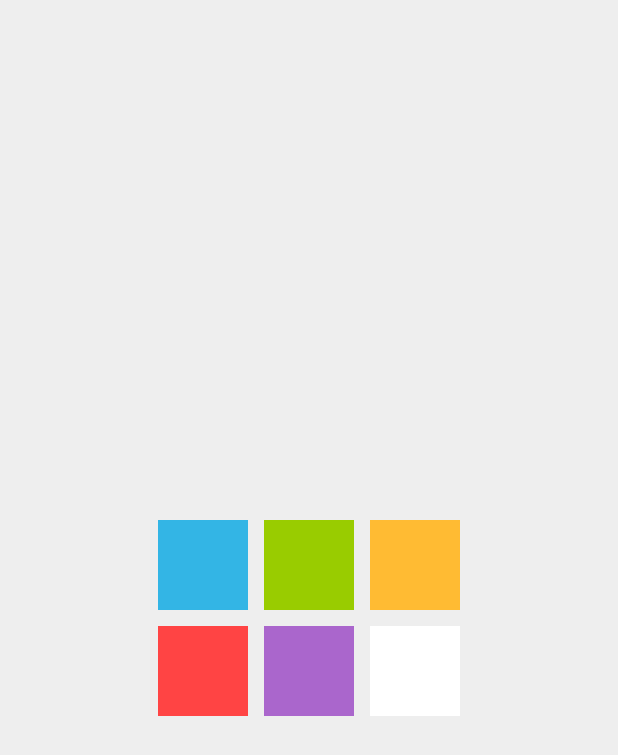
After one commit to Susan211929/AnywhereNote, an Android app: the layout select_colour.xml on its own in the app's theme, with its tools: preview values and no code run, on a phone screen of 412 x 824 dp. The commit adds this screen. Shown: the top 755 px of the screen. Run offline under Robolectric (Android 15) with nearby library versions, the phone set to English and light mode, and no system bars.

Commit message:
Creation of text partially done
Things done: Layout of creating text, pop up window for selecting colour for note

Things to do: Changing colour of text note(java file), successful creation of text note

```diff
--- a/app/src/main/AndroidManifest.xml
+++ b/app/src/main/AndroidManifest.xml
@@ -17,9 +17,11 @@
             </intent-filter>
         </activity>
         <activity android:name=".CreateOption"
-            android:theme="@style/CreateOption"/>
+            android:theme="@style/PopUpWindowTheme"/>
         <activity android:name=".CreateText"/>
         <activity android:name=".CreateChecklist"/>
+        <activity android:name=".ColourSelection"
+            android:theme="@style/PopUpWindowTheme"/>
     </application>
 
 </manifest>
--- a/app/src/main/res/layout/create_option.xml
+++ b/app/src/main/res/layout/create_option.xml
@@ -1,10 +1,12 @@
 <?xml version="1.0" encoding="utf-8"?>
 <LinearLayout xmlns:android="http://schemas.android.com/apk/res/android"
-    android:orientation="vertical" android:layout_width="match_parent"
+    android:orientation="vertical"
+    android:layout_width="match_parent"
     android:layout_height="match_parent"
     android:background="@color/colorAccent"
     android:paddingLeft="16dp"
-    android:paddingBottom="16dp">
+    android:paddingBottom="16dp"
+    android:gravity="center">
 
     <TextView
         android:layout_width="match_parent"
--- /dev/null
+++ b/app/src/main/res/layout/select_colour.xml
@@ -0,0 +1,65 @@
+<?xml version="1.0" encoding="utf-8"?>
+<LinearLayout xmlns:android="http://schemas.android.com/apk/res/android"
+    android:orientation="vertical"
+    android:layout_width="match_parent"
+    android:layout_height="match_parent"
+    android:gravity="center"
+    android:background="#EEEEEE">
+
+    <LinearLayout
+        android:layout_width="wrap_content"
+        android:layout_height="wrap_content"
+        android:orientation="horizontal">
+
+        <ImageView
+            android:id="@+id/sel_blue"
+            android:layout_width="60dp"
+            android:layout_height="60dp"
+            android:background="@color/blue"
+            android:layout_margin="5dp"/>
+
+        <ImageView
+            android:id="@+id/sel_green"
+            android:layout_width="60dp"
+            android:layout_height="60dp"
+            android:background="@color/green"
+            android:layout_margin="5dp"/>
+
+        <ImageView
+            android:id="@+id/sel_orange"
+            android:layout_width="60dp"
+            android:layout_height="60dp"
+            android:background="@color/orange"
+            android:layout_margin="5dp"/>
+
+    </LinearLayout>
+
+    <LinearLayout
+        android:orientation="horizontal"
+        android:layout_width="wrap_content"
+        android:layout_height="wrap_content">
+
+        <ImageView
+            android:id="@+id/sel_red"
+            android:layout_width="60dp"
+            android:layout_height="60dp"
+            android:background="@color/red"
+            android:layout_margin="5dp"/>
+
+        <ImageView
+            android:id="@+id/sel_purple"
+            android:layout_width="60dp"
+            android:layout_height="60dp"
+            android:background="@color/purple"
+            android:layout_margin="5dp"/>
+
+        <ImageView
+            android:id="@+id/sel_white"
+            android:layout_width="60dp"
+            android:layout_height="60dp"
+            android:background="@color/white"
+            android:layout_margin="5dp"/>
+
+    </LinearLayout>
+
+</LinearLayout>
--- a/app/src/main/res/layout/text.xml
+++ b/app/src/main/res/layout/text.xml
@@ -20,10 +20,11 @@
             android:paddingLeft="8dp"/>
 
         <ImageView
+            android:id="@+id/select_colour"
             android:layout_width="40dp"
             android:layout_height="match_parent"
             android:layout_margin="8dp"
-            android:src="@color/colorAccent" />
+            android:src="@android:color/holo_blue_light" />
 
         <ImageView
             android:layout_width="40dp"
@@ -37,7 +38,7 @@
         android:layout_width="match_parent"
         android:layout_height="match_parent"
         android:hint="Start Here"
-        android:background="@color/colorAccent"
+        android:background="@android:color/holo_blue_light"
         android:inputType="textMultiLine"
         android:padding="10dp"
         android:scrollbars="vertical"
--- a/app/src/main/res/values/colors.xml
+++ b/app/src/main/res/values/colors.xml
@@ -3,4 +3,10 @@
     <color name="colorPrimary">#3F51B5</color>
     <color name="colorPrimaryDark">#303F9F</color>
     <color name="colorAccent">#FF4081</color>
+    <color name="blue">@android:color/holo_blue_light</color>
+    <color name="green">@android:color/holo_green_light</color>
+    <color name="orange">@android:color/holo_orange_light</color>
+    <color name="red">@android:color/holo_red_light</color>
+    <color name="purple">@android:color/holo_purple</color>
+    <color name="white">@android:color/white</color>
 </resources>
--- a/app/src/main/res/values/styles.xml
+++ b/app/src/main/res/values/styles.xml
@@ -11,7 +11,7 @@
 
     <style name="AppTheme.AppBarOverlay"/>
 
-    <style name="CreateOption" parent="Theme.AppCompat.Light.NoActionBar">
+    <style name="PopUpWindowTheme" parent="Theme.AppCompat.Light.NoActionBar">
         <item name="android:windowIsTranslucent">true</item>
         <item name="android:windowCloseOnTouchOutside">true</item>
     </style>
```
Also changed, not shown: app/src/main/java/com/notes/anywherenote/anywherenote/ColourSelection.java (added, +28 -0 lines), app/src/main/java/com/notes/anywherenote/anywherenote/CreateText.java (+13 -1 lines).
